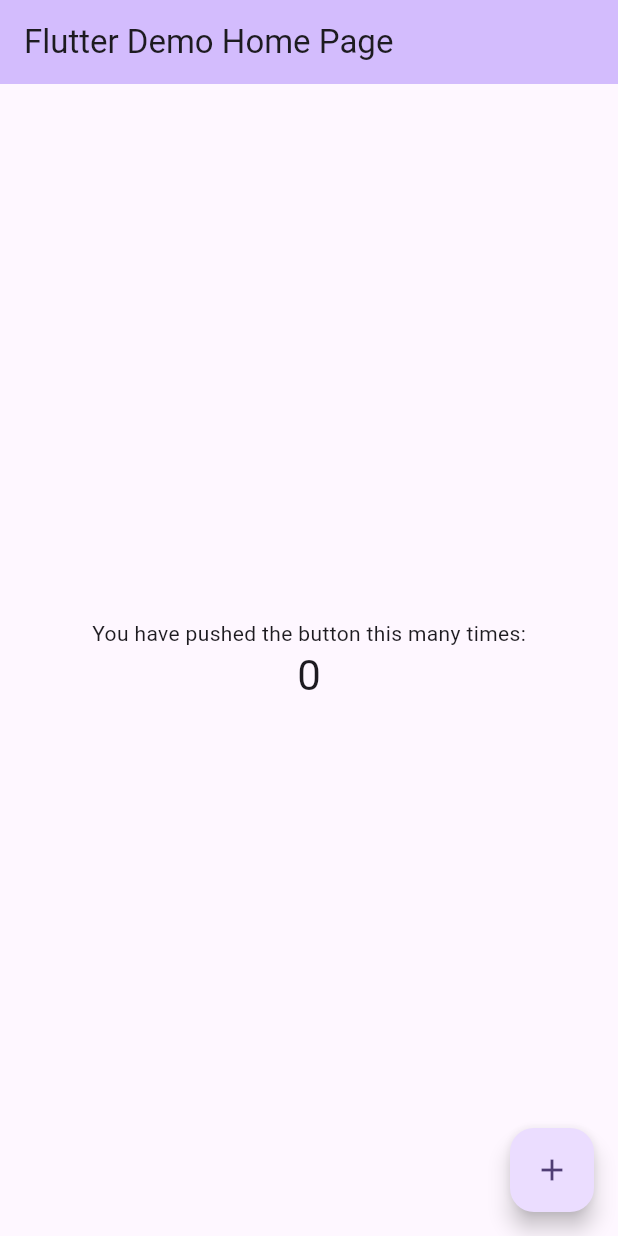
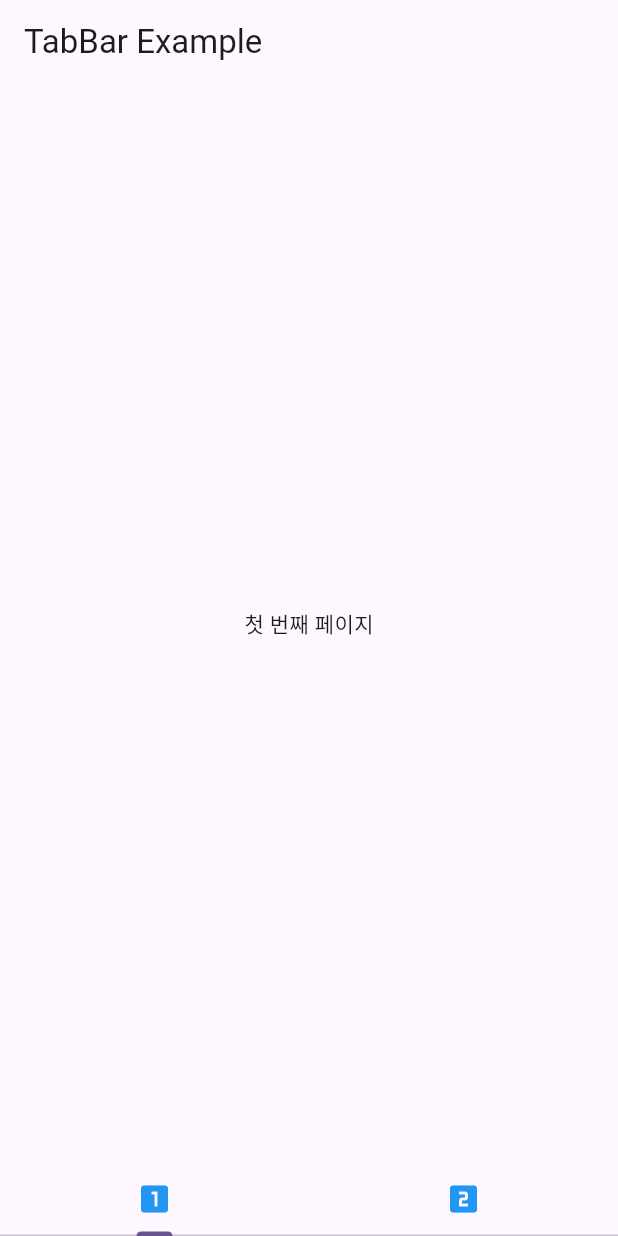
Before and after one commit to wltn39/flutter_study, a Flutter app: the screen it shows after launch, on a phone screen of 412 x 824 dp. Run offline on Flutter 3.47's test engine with Material 2 defaults, Android fonts, the phone set to English and light mode, and no system bars.

```diff
--- a/Do-it/ch5_tab_list/listview_example/lib/main.dart
+++ b/Do-it/ch5_tab_list/listview_example/lib/main.dart
@@ -1,4 +1,6 @@
 import 'package:flutter/material.dart';
+import 'sub/firstPage.dart';
+import 'sub/secondPage.dart';
 
 void main() {
   runApp(const MyApp());
@@ -54,72 +56,48 @@ class MyHomePage extends StatefulWidget {
   State<MyHomePage> createState() => _MyHomePageState();
 }
 
-class _MyHomePageState extends State<MyHomePage> {
-  int _counter = 0;
-
-  void _incrementCounter() {
-    setState(() {
-      // This call to setState tells the Flutter framework that something has
-      // changed in this State, which causes it to rerun the build method below
-      // so that the display can reflect the updated values. If we changed
-      // _counter without calling setState(), then the build method would not be
-      // called again, and so nothing would appear to happen.
-      _counter++;
+class _MyHomePageState extends State<MyHomePage>
+    with SingleTickerProviderStateMixin {
+  late TabController controller;
+  @override
+  void initState() {
+    super.initState();
+    controller = TabController(length: 2, vsync: this);
+    controller.addListener(() {
+      if (!controller.indexIsChanging) {
+        print("이전 index, ${controller.previousIndex}");
+        print("현재 index, ${controller.index}");
+        print("전체 탭 길이, ${controller.length}");
+      }
     });
   }
 
   @override
   Widget build(BuildContext context) {
-    // This method is rerun every time setState is called, for instance as done
-    // by the _incrementCounter method above.
-    //
-    // The Flutter framework has been optimized to make rerunning build methods
-    // fast, so that you can just rebuild anything that needs updating rather
-    // than having to individually change instances of widgets.
     return Scaffold(
-      appBar: AppBar(
-        // TRY THIS: Try changing the color here to a specific color (to
-        // Colors.amber, perhaps?) and trigger a hot reload to see the AppBar
-        // change color while the other colors stay the same.
-        backgroundColor: Theme.of(context).colorScheme.inversePrimary,
-        // Here we take the value from the MyHomePage object that was created by
-        // the App.build method, and use it to set our appbar title.
-        title: Text(widget.title),
-      ),
-      body: Center(
-        // Center is a layout widget. It takes a single child and positions it
-        // in the middle of the parent.
-        child: Column(
-          // Column is also a layout widget. It takes a list of children and
-          // arranges them vertically. By default, it sizes itself to fit its
-          // children horizontally, and tries to be as tall as its parent.
-          //
-          // Column has various properties to control how it sizes itself and
-          // how it positions its children. Here we use mainAxisAlignment to
-          // center the children vertically; the main axis here is the vertical
-          // axis because Columns are vertical (the cross axis would be
-          // horizontal).
-          //
-          // TRY THIS: Invoke "debug painting" (choose the "Toggle Debug Paint"
-          // action in the IDE, or press "p" in the console), to see the
-          // wireframe for each widget.
-          mainAxisAlignment: MainAxisAlignment.center,
-          children: <Widget>[
-            const Text(
-              'You have pushed the button this many times:',
+        appBar: AppBar(
+          title: Text('TabBar Example'),
+        ),
+        body: TabBarView(
+          children: <Widget>[FirstApp(), SecondApp()],
+          controller: controller,
+        ),
+        bottomNavigationBar: TabBar(
+          tabs: <Tab>[
+            Tab(
+              icon: Icon(Icons.looks_one, color: Colors.blue),
             ),
-            Text(
-              '$_counter',
-              style: Theme.of(context).textTheme.headlineMedium,
-            ),
+            Tab(
+              icon: Icon(Icons.looks_two, color: Colors.blue),
+            )
           ],
-        ),
-      ),
-      floatingActionButton: FloatingActionButton(
-        onPressed: _incrementCounter,
-        tooltip: 'Increment',
-        child: const Icon(Icons.add),
-      ), // This trailing comma makes auto-formatting nicer for build methods.
-    );
+          controller: controller,
+        ));
+  }
+
+  @override
+  void dispose() {
+    controller!.dispose();
+    super.dispose();
   }
 }
--- /dev/null
+++ b/Do-it/ch5_tab_list/listview_example/lib/sub/firstPage.dart
@@ -0,0 +1,16 @@
+import 'package:flutter/material.dart';
+
+class FirstApp extends StatelessWidget {
+  const FirstApp({super.key});
+
+  @override
+  Widget build(BuildContext context) {
+    return Scaffold(
+      body: Container(
+        child: Center(
+          child: Text('첫 번째 페이지'),
+        ),
+      ),
+    );
+  }
+}
--- /dev/null
+++ b/Do-it/ch5_tab_list/listview_example/lib/sub/secondPage.dart
@@ -0,0 +1,16 @@
+import 'package:flutter/material.dart';
+
+class SecondApp extends StatelessWidget {
+  const SecondApp({super.key});
+
+  @override
+  Widget build(BuildContext context) {
+    return Scaffold(
+      body: Container(
+        child: Center(
+          child: Text('두 번째 페이지'),
+        ),
+      ),
+    );
+  }
+}
```
Also changed, not shown: Do-it/ch5_tab_list/listview_example/pubspec.yaml (+9 -3 lines), Do-it/ch5_tab_list/listview_example/repo/images/bee.png (added), Do-it/ch5_tab_list/listview_example/repo/images/cat.png (added), Do-it/ch5_tab_list/listview_example/repo/images/cow.png (added), Do-it/ch5_tab_list/listview_example/repo/images/dog.png (added), Do-it/ch5_tab_list/listview_example/repo/images/fox.png (added), Do-it/ch5_tab_list/listview_example/repo/images/monkey.png (added), Do-it/ch5_tab_list/listview_example/repo/images/pig.png (added), Do-it/ch5_tab_list/listview_example/repo/images/wolf.png (added).
